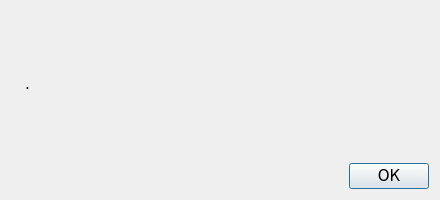
Above: MyServer/errdialog.ui from evgrafoov/VKRServer before the change. Below: the same form after it.
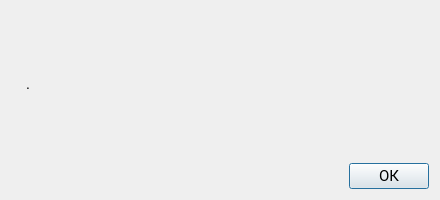
That is the form after the change. Icons and pictures are not drawn.

```diff
--- a/MyServer/errdialog.ui
+++ b/MyServer/errdialog.ui
@@ -24,7 +24,7 @@
   </property>
   <property name="font">
    <font>
-    <family>Verdana</family>
+    <family>Roboto</family>
     <pointsize>11</pointsize>
    </font>
   </property>
```
